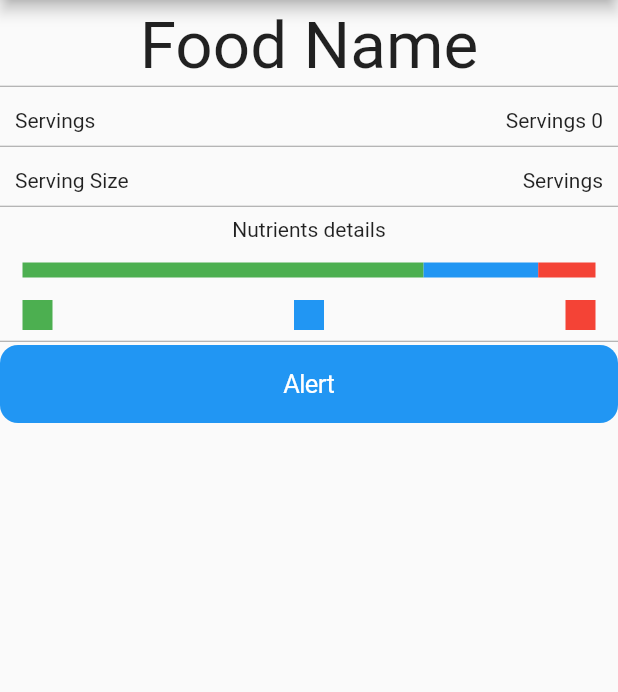
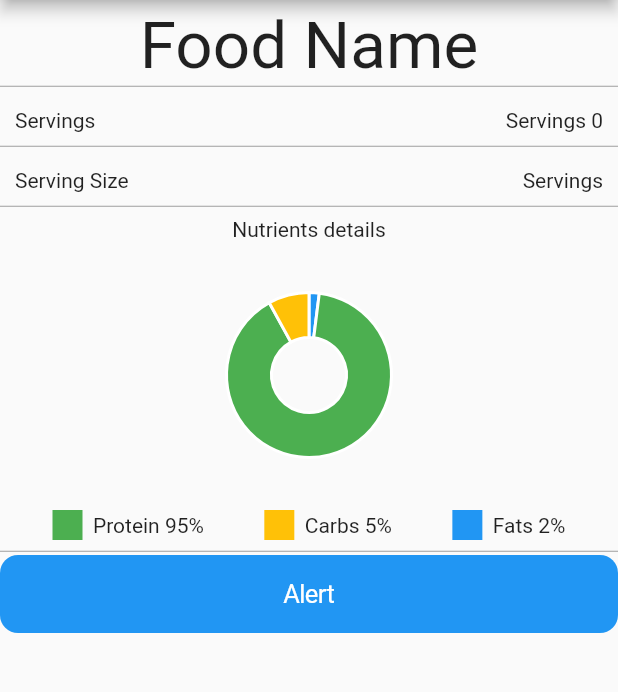
Before and after one commit to YasinGujjar/real_bodies, a Flutter app: the screen it shows after launch, on a phone screen of 412 x 824 dp, the part 84-776 px from its top. Run offline on Flutter 3.47's test engine with Material 2 defaults, Android fonts, the phone set to English and light mode, and no system bars; our stand-ins replace audioplayers, charts_flutter, flutter_swiper, liquid_progress_indicator.

Commit message:
Merge branch 'master' of https://github.com/YasinGujjar/real_bodies
# Conflicts:
#	lib/main.dart

```diff
--- a/lib/pages/food_details.dart
+++ b/lib/pages/food_details.dart
@@ -1,7 +1,10 @@
 import 'package:flutter/cupertino.dart';
 import 'package:flutter/material.dart';
 import 'package:flutter/rendering.dart';
+import 'package:real_bodies/models/chart_data.dart';
 import 'package:real_bodies/ui/widgets/custom_dialogues.dart';
+import 'package:charts_flutter/flutter.dart' as charts;
+
 
 class FoodDetails extends StatefulWidget {
 
@@ -16,6 +19,33 @@ class _FoodDetailsState extends State<FoodDetails> {
   int _quantity = 0;
 
   int get servingQuantity => _quantity;
+
+
+  List<charts.Series<ChartData, String>> _seriesPieData;
+  _generateData() {
+    var pieData = [
+      ChartData('Protein', 2.0, Colors.blue),
+      ChartData('Carbs', 90.0, Colors.green),
+      ChartData('Fats', 8.0, Colors.amber),
+    ];
+    _seriesPieData.add(charts.Series(
+      data: pieData,
+      domainFn: (ChartData chartData, _) => chartData.nutrient,
+      measureFn: (ChartData chartData, _) => chartData.value,
+      colorFn: (ChartData chartData, _) =>
+          charts.ColorUtil.fromDartColor(chartData.color),
+      id: 'Nutrients graph',
+      labelAccessorFn: (ChartData chartData, _) => '${chartData.value}',
+    ));
+  }
+
+  @override
+  void initState() {
+    super.initState();
+  }
+
+
+
 
   void setQuantity(String text){
     print('yessssssssssssssssssssssssssssssssssssssssssssssssss');
@@ -47,6 +77,9 @@ class _FoodDetailsState extends State<FoodDetails> {
     //double appBarHeight = kToolbarHeight;
    // double height = MediaQuery.of(context).size.height - kToolbarHeight;
     double width = MediaQuery.of(context).size.width;
+    _seriesPieData = List<charts.Series<ChartData, String>>();
+    _generateData();
+
 
     return Scaffold(
       appBar: AppBar(title: Text('Mango'),),
@@ -119,36 +152,61 @@ class _FoodDetailsState extends State<FoodDetails> {
           SizedBox(height: 5,),
 
           Center(child: Container(height: 30, child: Text('Nutrients details'),)),
-          Padding(padding: EdgeInsets.only(left: 15,right: 15),
-              child: Center(child: Container(height: 10,
-                child: Row(
-                  children: <Widget>[
-                    Expanded(flex: 7,
-                        child: Container(color: Colors.green,)),
-                    Expanded(flex: 2,child: Container(color: Colors.blue,)),
-                    Expanded(flex:1,child: Container(color: Colors.red,)),
+          Center(child: Container(height: 150,width: 150, child: charts.PieChart(
+            _seriesPieData,
+            animate: false,
+            animationDuration: Duration(seconds: 1),
 
-                  ],
+            defaultRenderer: new charts.ArcRendererConfig(
+              arcWidth: 30,
+
+
             ),
-              ),),),
+          ),)
+            ,),
           SizedBox(height: 10,),
-          Padding(padding: EdgeInsets.only(left: 15,right: 15),
-            child: Center(child: Container(height: 30, width: width *0.97,
+          Padding(padding: EdgeInsets.only(left: 35,right: 35),
+            child: Center(child: Container(height: 30,
               child: Row(
                 mainAxisAlignment: MainAxisAlignment.spaceBetween,
+                children: <Widget>[
+                  Row(
                     children: <Widget>[
                       Container(
                         height: 20,
                         width: 20,
                         color: Colors.green,),
+
+                      FittedBox(
+                        fit: BoxFit.contain,
+                        child: Text('  Protein 95%'),
+                      ),
+                    ],
+                  ),
+                  Row(
+                    children: <Widget>[
+                      Container(
+                        height: 20,
+                        width: 20,
+                        color: Colors.amber,),
+                      FittedBox(
+                        fit: BoxFit.contain,
+                        child: Text('  Carbs 5%'),
+                      ),
+                    ],
+                  ),
+                  Row(
+                    children: <Widget>[
                       Container(
                         height: 20,
                         width: 20,
                         color: Colors.blue,),
-                  Container(
-                    height: 20,
-                    width: 20,
-                    color: Colors.red,),
+                      FittedBox(
+                        fit: BoxFit.contain,
+                        child: Text('  Fats 2%'),
+                      ),
+                    ],
+                  ),
 
                 ],
               ),
--- a/lib/ui/widgets/custom_dialogues.dart
+++ b/lib/ui/widgets/custom_dialogues.dart
@@ -41,13 +41,22 @@ class _FoodDialogueState extends State<FoodDialogue> {
                 mainAxisAlignment: MainAxisAlignment.center,
                 children: <Widget>[
                   Text('Serving'),
-                  Container(
-                    width: 20,
-                    child: TextField(
-                      controller: textController,
-                      keyboardType: TextInputType.number,
-                      autofocus: true,
+                  SizedBox(width: 10,),
+                  Center(
+                    child: Container(
+                      width: 20,
+                      child: Center(
+                        child: TextField(
+                          controller: textController,
+                          keyboardType: TextInputType.number,
+                          autofocus: true,
+                          onSubmitted: (text){
+                            foodDetailState.setQuantity(textController.text);
+                            Navigator.of(context).pop();
+                          } ,
 
+                        ),
+                      ),
                     ),
                   ),
 
```
Also changed, not shown: lib/pages/food_diary_today.dart (indentation only). Lines whose indentation alone changed are shown as unchanged.
